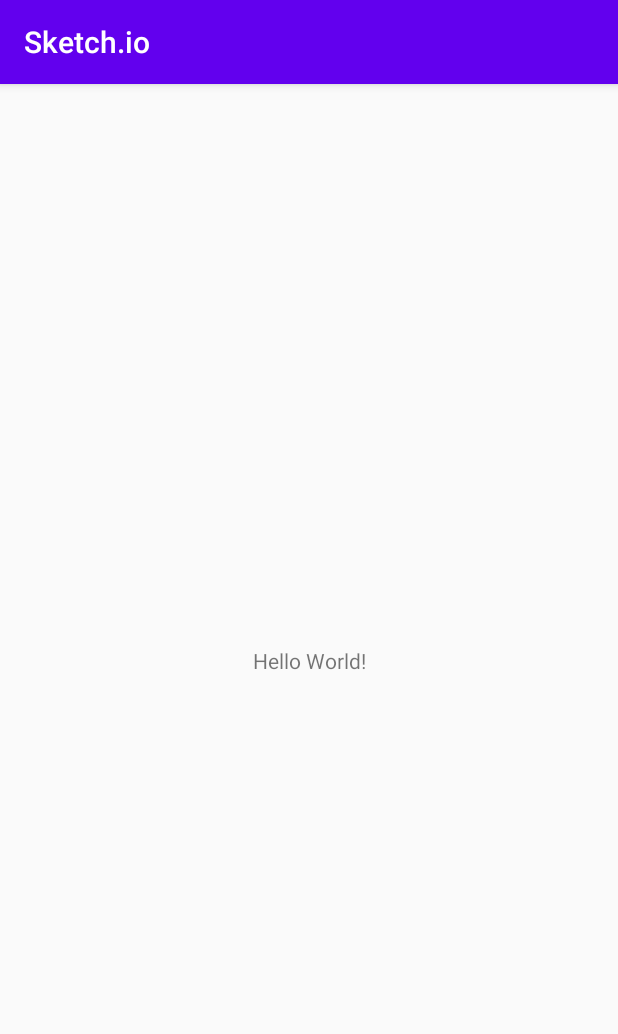
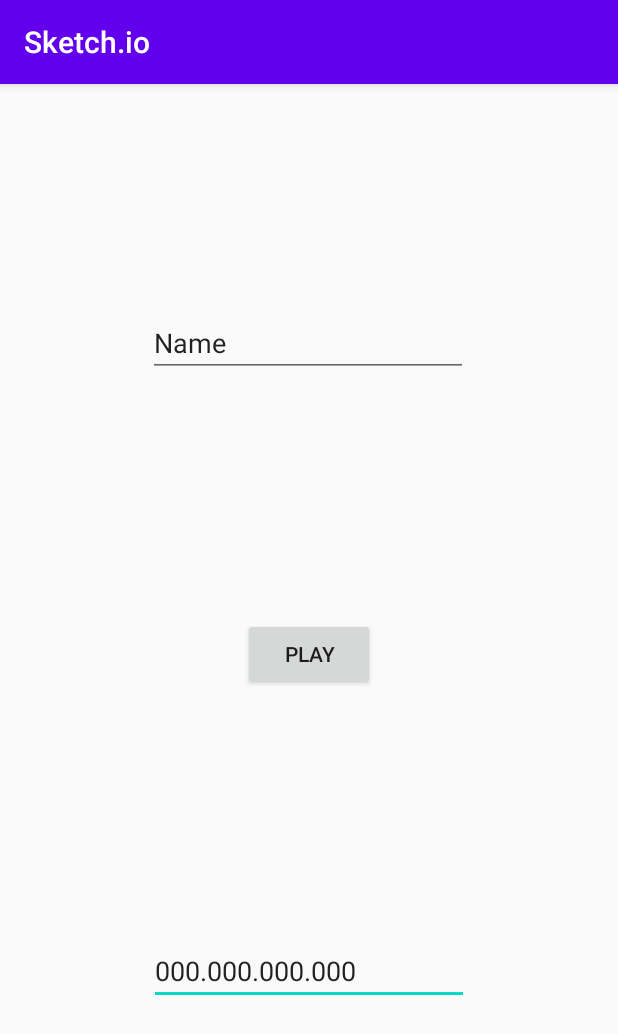
Before and after one commit to mlupo19/Sketch.io, an Android app: the screen it shows after launch (MainActivity), on a phone screen of 412 x 824 dp. Shown: the top 1034 px of the screen. Run offline under Robolectric (Android 15) with nearby library versions, the phone set to English and light mode, and no system bars.

Commit message:
added stuff

```diff
--- a/app/src/main/AndroidManifest.xml
+++ b/app/src/main/AndroidManifest.xml
@@ -9,6 +9,7 @@
         android:roundIcon="@mipmap/ic_launcher_round"
         android:supportsRtl="true"
         android:theme="@style/AppTheme">
+        <activity android:name=".PlayActivity"></activity>
         <activity android:name=".MainActivity">
             <intent-filter>
                 <action android:name="android.intent.action.MAIN" />
--- a/app/src/main/java/gov/unsc/sketchio/MainActivity.java
+++ b/app/src/main/java/gov/unsc/sketchio/MainActivity.java
@@ -2,13 +2,41 @@ package gov.unsc.sketchio;
 
 import androidx.appcompat.app.AppCompatActivity;
 
+import android.content.Intent;
 import android.os.Bundle;
+import android.view.View;
+import android.widget.EditText;
+import android.widget.TextView;
+
+import java.net.InetAddress;
+import java.net.UnknownHostException;
 
 public class MainActivity extends AppCompatActivity {
+
+    private InetAddress ipAddress;
+    private EditText nameView;
+    private String name = "Banana";
 
     @Override
     protected void onCreate(Bundle savedInstanceState) {
         super.onCreate(savedInstanceState);
         setContentView(R.layout.activity_main);
+        try {
+            ipAddress = InetAddress.getByAddress(new byte[]{0,0,0,0});
+        } catch (UnknownHostException e) {
+            e.printStackTrace();
+        }
+        nameView = findViewById(R.id.editTextName);
     }
+
+    public void playClick(View v) {
+        if (!nameView.getText().toString().equals(""))
+            name = nameView.getText().toString();
+        Intent i = new Intent(this, PlayActivity.class);
+        i.putExtra("ipAddress", ipAddress);
+        i.putExtra("name", name);
+
+        startActivity(i);
+    }
+
 }
--- a/app/src/main/res/layout/activity_main.xml
+++ b/app/src/main/res/layout/activity_main.xml
@@ -6,13 +6,47 @@
     android:layout_height="match_parent"
     tools:context=".MainActivity">
 
-    <TextView
+    <EditText
+        android:id="@+id/editText"
         android:layout_width="wrap_content"
         android:layout_height="wrap_content"
-        android:text="Hello World!"
+        android:layout_marginStart="99dp"
+        android:layout_marginTop="156dp"
+        android:layout_marginEnd="99dp"
+        android:layout_marginBottom="145dp"
+        android:ems="10"
+        android:inputType="textPersonName"
+        android:text="000.000.000.000"
         app:layout_constraintBottom_toBottomOf="parent"
-        app:layout_constraintLeft_toLeftOf="parent"
-        app:layout_constraintRight_toRightOf="parent"
+        app:layout_constraintEnd_toEndOf="parent"
+        app:layout_constraintHorizontal_bias="0.0"
+        app:layout_constraintStart_toStartOf="parent"
+        app:layout_constraintTop_toBottomOf="@+id/buttonPlay" />
+
+    <Button
+        android:id="@+id/buttonPlay"
+        android:layout_width="wrap_content"
+        android:layout_height="wrap_content"
+        android:onClick="playClick"
+        android:text="Play"
+        app:layout_constraintBottom_toTopOf="@+id/editText"
+        app:layout_constraintEnd_toEndOf="parent"
+        app:layout_constraintStart_toStartOf="parent"
+        app:layout_constraintTop_toBottomOf="@+id/editTextName" />
+
+    <EditText
+        android:id="@+id/editTextName"
+        android:layout_width="wrap_content"
+        android:layout_height="wrap_content"
+        android:layout_marginStart="98dp"
+        android:layout_marginTop="141dp"
+        android:layout_marginEnd="100dp"
+        android:layout_marginBottom="151dp"
+        android:ems="10"
+        android:inputType="textPersonName"
+        android:text="Name"
+        app:layout_constraintBottom_toTopOf="@+id/buttonPlay"
+        app:layout_constraintEnd_toEndOf="parent"
+        app:layout_constraintStart_toStartOf="parent"
         app:layout_constraintTop_toTopOf="parent" />
-
 </androidx.constraintlayout.widget.ConstraintLayout>
```
Also changed, not shown: app/src/main/java/gov/unsc/sketchio/CanvasView.java (added, +15 -0 lines), app/src/main/java/gov/unsc/sketchio/PlayActivity.java (added, +16 -0 lines), app/src/main/res/layout/activity_play.xml (added, +9 -0 lines).
